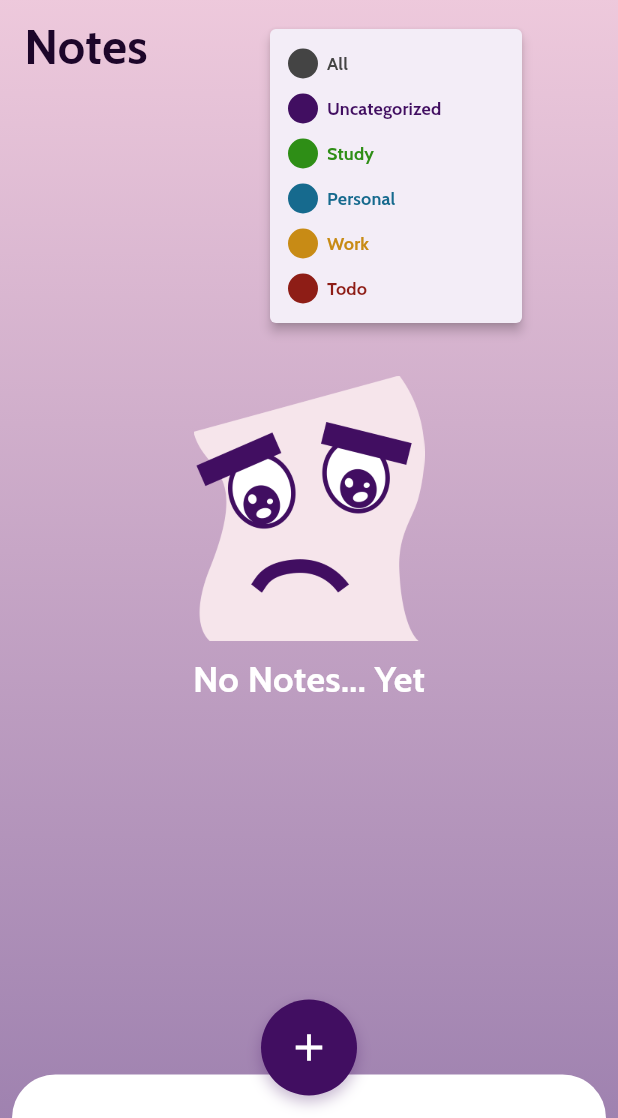
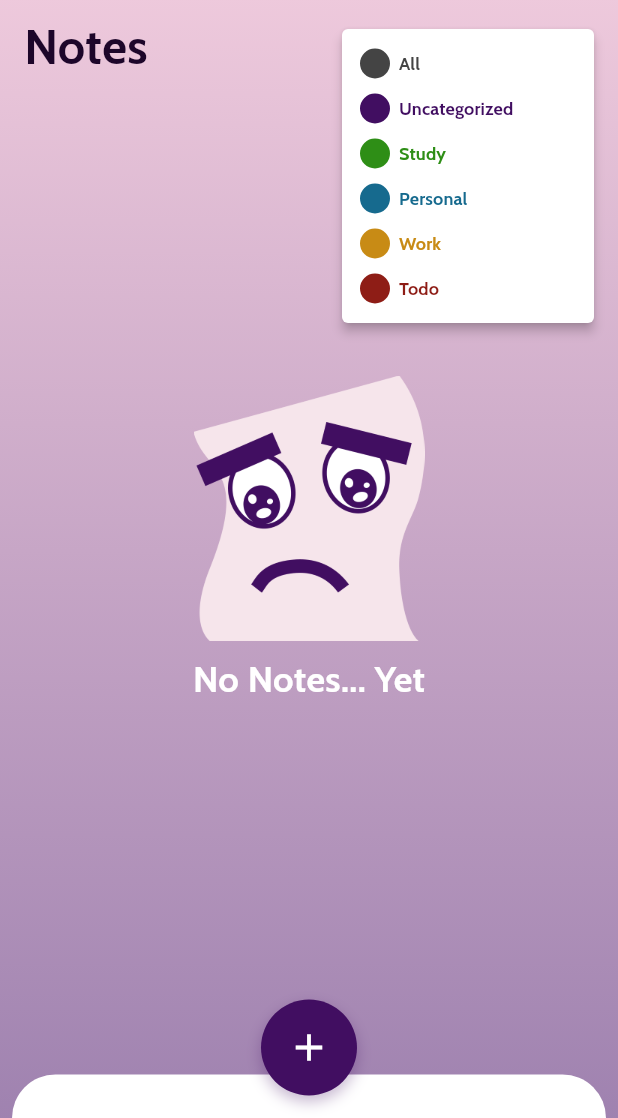
Before and after one commit to jabguru/iJot, a Flutter app: the NotesScreenContent screen opened directly, after a tap on the "sort" icon, on a phone screen of 412 x 824 dp, the part 118-1236 px from its top. Run offline on Flutter 3.47's test engine with Material 3 defaults, Android fonts, the phone set to English and light mode, and no system bars; drawn by our look-alikes of animated_search_bar; our stand-ins replace another_flushbar, cloud_firestore, easy_localization, equatable, firebase_auth, firebase_core and 12 more; missing offline and left inert: flutter_quill, flutter_quill_extensions, modal_progress_hud_alt, universal_html, version; accounts and stored records are empty; project files that could hold a hidden picture were left out.

Commit message:
updated popups and dialog colors, underline color, changed position of top save button

```diff
--- a/lib/constants/constants.dart
+++ b/lib/constants/constants.dart
@@ -16,6 +16,7 @@ const kTitleTextStyle = TextStyle(
 const kNormalUnderlineTextStyle = TextStyle(
   fontSize: 15.0,
   color: Colors.white,
+  decorationColor: Colors.white,
   decoration: TextDecoration.underline,
   fontFamily: 'Cabin',
 );
--- a/lib/widgets/note_container.dart
+++ b/lib/widgets/note_container.dart
@@ -34,6 +34,8 @@ class NoteContainerState extends State<NoteContainer> {
           return StatefulBuilder(
             builder: (BuildContext context, StateSetter setState) {
               return AlertDialog(
+                surfaceTintColor: Colors.white,
+                backgroundColor: Colors.white,
                 title: Text(
                   'delete_note'.tr(),
                   style: TextStyle(
--- a/lib/widgets/privacy_policy.dart
+++ b/lib/widgets/privacy_policy.dart
@@ -35,6 +35,7 @@ showPrivacyPolicyBottomSheet(BuildContext context) {
                         style: kTitleTextStyle.copyWith(
                           decoration: TextDecoration.underline,
                           color: Colors.white,
+                          decorationColor: Colors.white,
                         ),
                       ),
                       kFullVSpace,
--- a/lib/widgets/sort_note_widget.dart
+++ b/lib/widgets/sort_note_widget.dart
@@ -51,6 +51,8 @@ class SortNoteWidget extends StatelessWidget {
   @override
   Widget build(BuildContext context) {
     return PopupMenuButton(
+      color: Colors.white,
+      surfaceTintColor: Colors.white,
       itemBuilder: _buildPopUpMenuItems,
       onSelected: onSelected,
       tooltip: 'sort_notes'.tr(),
--- a/lib/widgets/top_bar.dart
+++ b/lib/widgets/top_bar.dart
@@ -128,6 +128,15 @@ class TopBarWidget extends StatelessWidget {
                   fontWeight: FontWeight.bold,
                 ),
               ),
+              AnimatedScale(
+                duration: const Duration(milliseconds: 700),
+                scale: showTopSaveButton ? 1.0 : 0.0,
+                child: SaveButton(
+                  editMode: editMode,
+                  onTap: onTap,
+                  isSmall: true,
+                ),
+              ),
               if (!screenGreaterThan700 && extraWidget != null) ...[
                 kLargeHSpace,
                 Expanded(child: extraWidget!),
@@ -147,15 +156,6 @@ class TopBarWidget extends StatelessWidget {
                     ),
                   ),
                 ),
-              AnimatedScale(
-                duration: const Duration(milliseconds: 700),
-                scale: showTopSaveButton ? 1.0 : 0.0,
-                child: SaveButton(
-                  editMode: editMode,
-                  onTap: onTap,
-                  isSmall: true,
-                ),
-              ),
             ],
           ),
         ),
```
Also changed, not shown: lib/screens/single_note.dart (+7 -6 lines).
